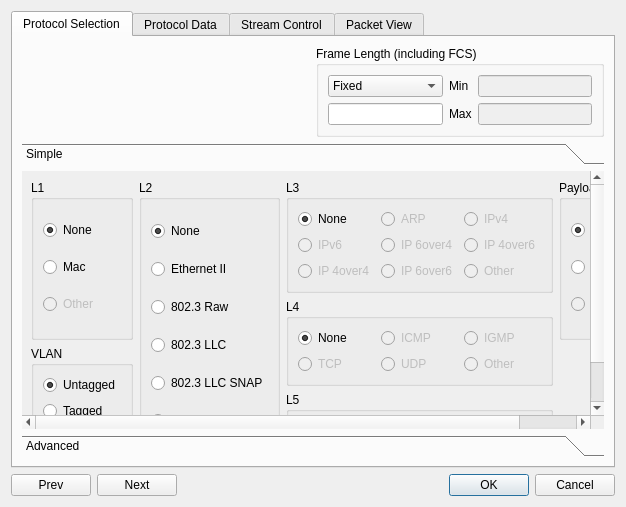
Before: the Qt Designer form client/streamconfigdialog.ui in pstavirs/ostinato, drawn with Qt 5.
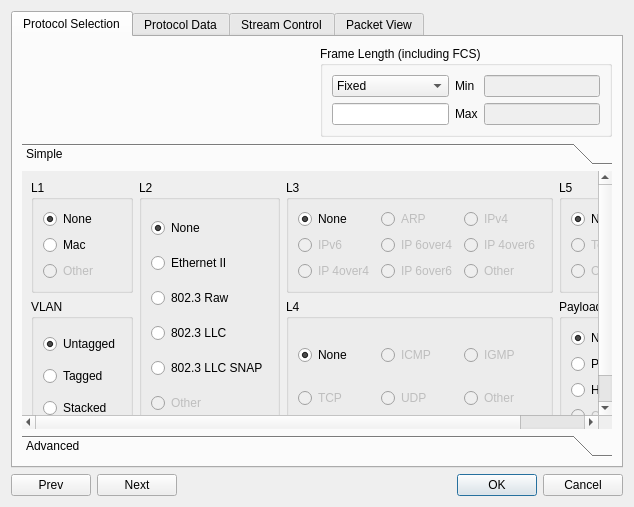
After: the same form once the commit is applied. Icons and pictures are not drawn. Custom widgets are drawn as their Qt base class.

Commit message: Added HexDump Protocol

What changed in the file:
```diff
--- a/client/streamconfigdialog.ui
+++ b/client/streamconfigdialog.ui
@@ -8,7 +8,7 @@
    <rect>
     <x>0</x>
     <y>0</y>
-    <width>626</width>
+    <width>634</width>
     <height>507</height>
    </rect>
   </property>
@@ -173,7 +173,7 @@
            <rect>
             <x>0</x>
             <y>0</y>
-            <width>584</width>
+            <width>592</width>
             <height>269</height>
            </rect>
           </property>
@@ -181,7 +181,7 @@
            <string>Simple</string>
           </attribute>
           <layout class="QGridLayout" >
-           <item rowspan="2" row="0" column="0" >
+           <item row="0" column="0" >
             <widget class="QGroupBox" name="gbL1Proto" >
              <property name="title" >
               <string>L1</string>
@@ -220,7 +220,7 @@
              </layout>
             </widget>
            </item>
-           <item rowspan="4" row="0" column="1" >
+           <item rowspan="2" row="0" column="1" >
             <widget class="QGroupBox" name="gbFrameType" >
              <property name="enabled" >
               <bool>true</bool>
@@ -403,17 +403,17 @@
              </layout>
             </widget>
            </item>
-           <item rowspan="2" row="0" column="3" >
-            <widget class="QGroupBox" name="gbPayloadProto" >
+           <item row="0" column="3" >
+            <widget class="QGroupBox" name="gbL5Proto" >
              <property name="enabled" >
               <bool>true</bool>
              </property>
              <property name="title" >
-              <string>Payload</string>
+              <string>L5</string>
              </property>
              <layout class="QVBoxLayout" >
               <item>
-               <widget class="QRadioButton" name="rbPayloadNone" >
+               <widget class="QRadioButton" name="rbL5None" >
                 <property name="text" >
                  <string>None</string>
                 </property>
@@ -423,17 +423,17 @@
                </widget>
               </item>
               <item>
-               <widget class="QRadioButton" name="rbPayloadPattern" >
-                <property name="text" >
-                 <string>Pattern</string>
-                </property>
-                <property name="checked" >
+               <widget class="QRadioButton" name="rbL5Text" >
+                <property name="enabled" >
                  <bool>false</bool>
                 </property>
+                <property name="text" >
+                 <string>Text</string>
+                </property>
                </widget>
               </item>
               <item>
-               <widget class="QRadioButton" name="rbPayloadOther" >
+               <widget class="QRadioButton" name="rbL5Other" >
                 <property name="enabled" >
                  <bool>false</bool>
                 </property>
@@ -445,7 +445,49 @@
              </layout>
             </widget>
            </item>
-           <item rowspan="2" row="1" column="2" >
+           <item row="1" column="0" >
+            <widget class="QGroupBox" name="gbVlan" >
+             <property name="enabled" >
+              <bool>true</bool>
+             </property>
+             <property name="title" >
+              <string>VLAN</string>
+             </property>
+             <property name="checkable" >
+              <bool>false</bool>
+             </property>
+             <property name="checked" >
+              <bool>false</bool>
+             </property>
+             <layout class="QVBoxLayout" >
+              <item>
+               <widget class="QRadioButton" name="rbVlanNone" >
+                <property name="text" >
+                 <string>Untagged</string>
+                </property>
+                <property name="checked" >
+                 <bool>true</bool>
+                </property>
+               </widget>
+              </item>
+              <item>
+               <widget class="QRadioButton" name="rbVlanSingle" >
+                <property name="text" >
+                 <string>Tagged</string>
+                </property>
+               </widget>
+              </item>
+              <item>
+               <widget class="QRadioButton" name="rbVlanDouble" >
+                <property name="text" >
+                 <string>Stacked</string>
+                </property>
+               </widget>
+              </item>
+             </layout>
+            </widget>
+           </item>
+           <item row="1" column="2" >
             <widget class="QGroupBox" name="gbL4Proto" >
              <property name="enabled" >
               <bool>true</bool>
@@ -517,59 +559,17 @@
              </layout>
             </widget>
            </item>
-           <item rowspan="2" row="2" column="0" >
-            <widget class="QGroupBox" name="gbVlan" >
+           <item row="1" column="3" >
+            <widget class="QGroupBox" name="gbPayloadProto" >
              <property name="enabled" >
               <bool>true</bool>
              </property>
              <property name="title" >
-              <string>VLAN</string>
-             </property>
-             <property name="checkable" >
-              <bool>false</bool>
-             </property>
-             <property name="checked" >
-              <bool>false</bool>
+              <string>Payload</string>
              </property>
              <layout class="QVBoxLayout" >
               <item>
-               <widget class="QRadioButton" name="rbVlanNone" >
-                <property name="text" >
-                 <string>Untagged</string>
-                </property>
-                <property name="checked" >
-                 <bool>true</bool>
-                </property>
-               </widget>
-              </item>
-              <item>
-               <widget class="QRadioButton" name="rbVlanSingle" >
-                <property name="text" >
-                 <string>Tagged</string>
-                </property>
-               </widget>
-              </item>
-              <item>
-               <widget class="QRadioButton" name="rbVlanDouble" >
-                <property name="text" >
-                 <string>Stacked</string>
-                </property>
-               </widget>
-              </item>
-             </layout>
-            </widget>
-           </item>
-           <item row="3" column="2" >
-            <widget class="QGroupBox" name="gbL5Proto" >
-             <property name="enabled" >
-              <bool>true</bool>
-             </property>
-             <property name="title" >
-              <string>L5</string>
-             </property>
-             <layout class="QHBoxLayout" >
-              <item>
-               <widget class="QRadioButton" name="rbL5None" >
+               <widget class="QRadioButton" name="rbPayloadNone" >
                 <property name="text" >
                  <string>None</string>
                 </property>
@@ -579,17 +579,24 @@
                </widget>
               </item>
               <item>
-               <widget class="QRadioButton" name="rbL5Text" >
-                <property name="enabled" >
+               <widget class="QRadioButton" name="rbPayloadPattern" >
+                <property name="text" >
+                 <string>Pattern</string>
+                </property>
+                <property name="checked" >
                  <bool>false</bool>
                 </property>
+               </widget>
+              </item>
+              <item>
+               <widget class="QRadioButton" name="rbPayloadHexDump" >
                 <property name="text" >
-                 <string>Text</string>
+                 <string>Hex Dump</string>
                 </property>
                </widget>
               </item>
               <item>
-               <widget class="QRadioButton" name="rbL5Other" >
+               <widget class="QRadioButton" name="rbPayloadOther" >
                 <property name="enabled" >
                  <bool>false</bool>
                 </property>
@@ -601,19 +608,6 @@
              </layout>
             </widget>
            </item>
-           <item row="3" column="3" >
-            <spacer>
-             <property name="orientation" >
-              <enum>Qt::Vertical</enum>
-             </property>
-             <property name="sizeHint" >
-              <size>
-               <width>20</width>
-               <height>40</height>
-              </size>
-             </property>
-            </spacer>
-           </item>
           </layout>
          </widget>
          <widget class="QWidget" name="page_2" >
```
The commit also changes 16 other files.
